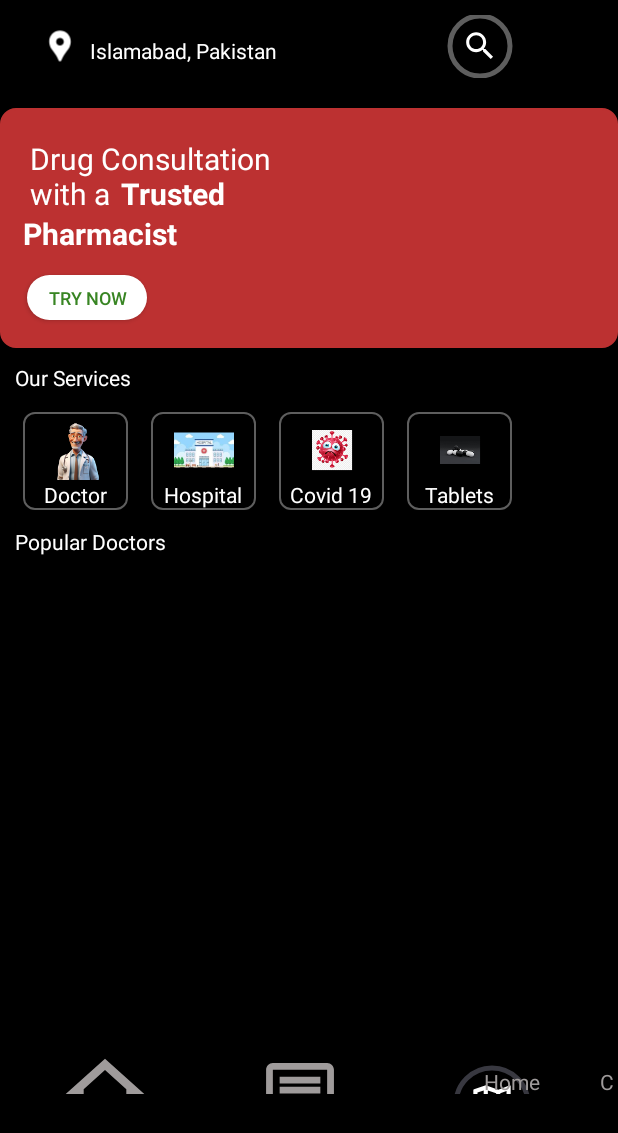
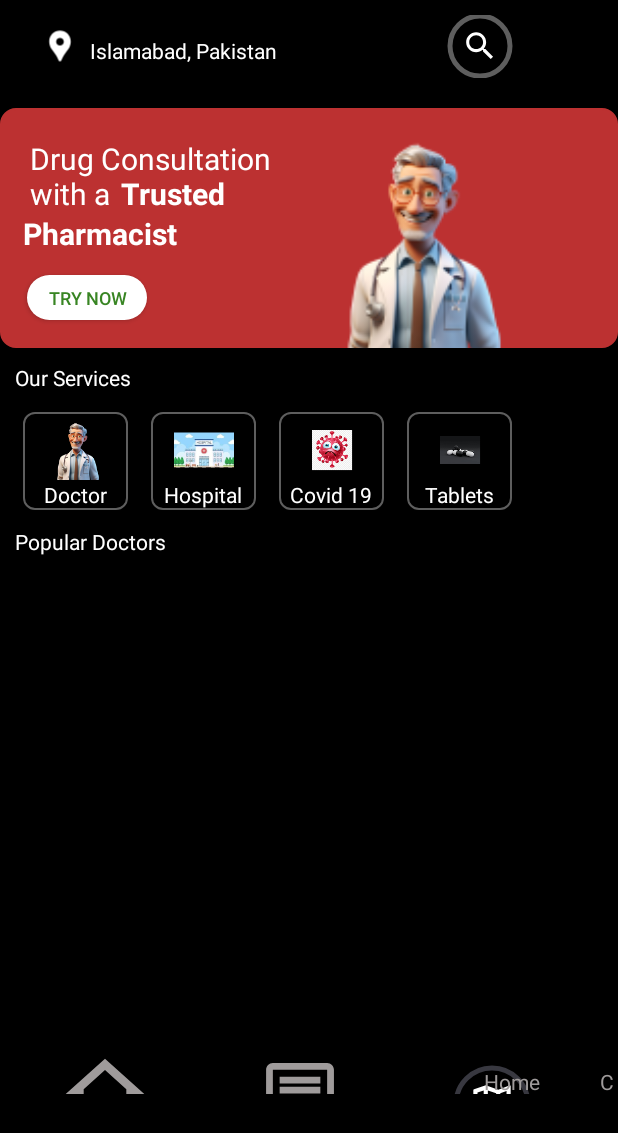
Before and after one commit to SyedMuhaimen01/DocConnect, an Android app: the Home screen opened directly, with no data from a screen before it, on a phone screen of 412 x 824 dp. Shown: the top 1133 px of the screen. Run offline under Robolectric (Android 15) with nearby library versions, the phone set to English and light mode, and no system bars; our stand-ins replace CircleImageView, Firebase (no records; nobody signed in at launch, a user with empty details on screens opened directly).

Commit message:
Updated center Signup Updated Home Page Updated Signup Doctor

```diff
--- a/app/src/main/java/com/ahmadmustafa/docconnect/Home.kt
+++ b/app/src/main/java/com/ahmadmustafa/docconnect/Home.kt
@@ -1,6 +1,8 @@
 package com.ahmadmustafa.docconnect
 
+import android.content.Intent
 import android.os.Bundle
+import android.widget.ImageButton
 import androidx.activity.enableEdgeToEdge
 import androidx.appcompat.app.AppCompatActivity
 import androidx.core.view.ViewCompat
@@ -22,6 +24,25 @@ class Home : AppCompatActivity() {
             val systemBars = insets.getInsets(WindowInsetsCompat.Type.systemBars())
             v.setPadding(systemBars.left, systemBars.top, systemBars.right, systemBars.bottom)
             insets
+        }
+        val homeButton: ImageButton = findViewById(R.id.home)
+        homeButton.setOnClickListener {
+            startActivity(Intent(this, Home::class.java))
+        }
+
+        val chatButton: ImageButton = findViewById(R.id.chats)
+        chatButton.setOnClickListener {
+            startActivity(Intent(this, chatBox::class.java))
+        }
+
+        val mapButton: ImageButton = findViewById(R.id.map)
+        mapButton.setOnClickListener {
+            startActivity(Intent(this, map::class.java))
+        }
+
+        val profileButton: ImageButton = findViewById(R.id.profile)
+        profileButton.setOnClickListener {
+            startActivity(Intent(this, patientProfile::class.java))
         }
 
         popularDoctorRecyclerView = findViewById(R.id.popularDoctorRecyclerView)
--- a/app/src/main/res/layout/activity_home.xml
+++ b/app/src/main/res/layout/activity_home.xml
@@ -104,6 +104,12 @@
                 android:text="Try Now"
                 android:textColor="#388523"
                 android:textSize="12dp"></Button>
+            <ImageView
+                android:layout_width="220dp"
+                android:layout_height="220dp"
+                android:background="@mipmap/doctor_foreground"
+                android:layout_marginLeft="70dp"
+                android:layout_marginTop="-20dp"></ImageView>
 
 
         </LinearLayout>
--- a/app/src/main/res/layout/activity_patient_profile.xml
+++ b/app/src/main/res/layout/activity_patient_profile.xml
@@ -48,7 +48,7 @@
         android:layout_marginLeft="100dp"
         android:layout_marginTop="30dp"/>
     <ImageView
-        android:id="@+id/profilepic"
+        android:id="@+id/profileImage"
         android:layout_width="150dp"
         android:layout_height="150dp"
         android:src="@drawable/picholder"
@@ -65,6 +65,7 @@
         android:layout_marginTop="20dp"
         android:layout_marginLeft="23dp"></TextView>
     <TextView
+        android:id="@+id/usernameTextView"
         android:layout_marginTop="2dp"
         android:layout_marginLeft="20dp"
         android:layout_marginRight="20dp"
@@ -87,6 +88,7 @@
         android:layout_marginTop="10dp"
         android:layout_marginLeft="23dp"></TextView>
     <TextView
+        android:id="@+id/emailTextView"
         android:layout_marginTop="2dp"
         android:layout_marginLeft="20dp"
         android:layout_marginRight="20dp"
@@ -109,6 +111,7 @@
         android:layout_marginTop="10dp"
         android:layout_marginLeft="23dp"></TextView>
     <TextView
+        android:id="@+id/contactTextView"
         android:layout_marginTop="2dp"
         android:layout_marginLeft="20dp"
         android:layout_marginRight="20dp"
@@ -130,6 +133,7 @@
         android:layout_marginTop="10dp"
         android:layout_marginLeft="23dp"></TextView>
     <TextView
+        android:id="@+id/cnicTextView"
         android:layout_marginTop="2dp"
         android:layout_marginLeft="20dp"
         android:layout_marginRight="20dp"
--- a/build.gradle.kts
+++ b/build.gradle.kts
@@ -1,8 +1,10 @@
 buildscript {
     dependencies {
         classpath("com.google.gms:google-services:4.4.1")
+        classpath("org.jetbrains.kotlin:kotlin-android-extensions:1.9.22")
     }
 }
+
 // Top-level build file where you can add configuration options common to all sub-projects/modules.
 plugins {
     id("com.android.application") version "8.2.1" apply false
```
Also changed, not shown: app/src/main/java/com/ahmadmustafa/docconnect/patientProfile.kt (+115 -4 lines), app/src/main/res/layout/activity_edit_patient_profile.xml (+4 -4 lines).
